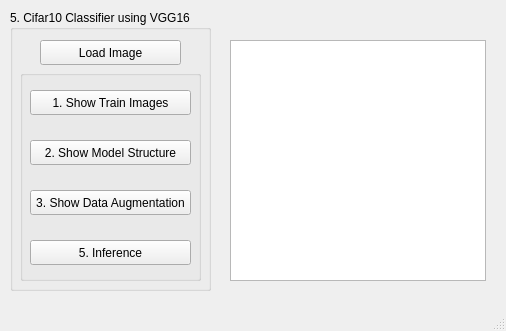
kelly-y/CVDL, file hw1_2/hw1_05/GUI.ui: the form before one commit.
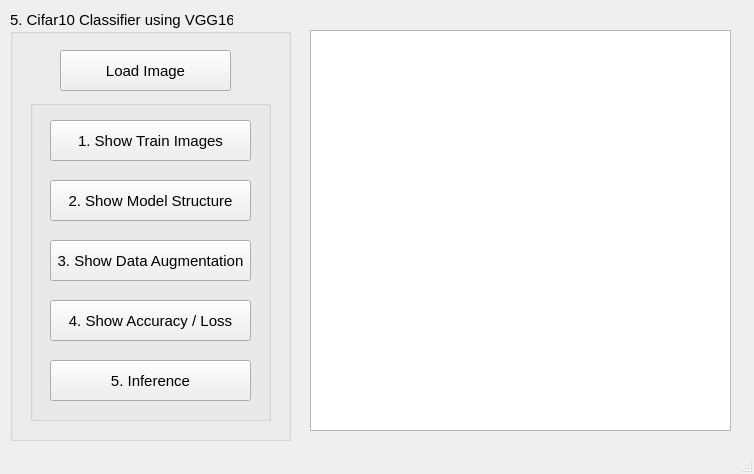
The form after the commit.

What changed in the file:
```diff
--- a/hw1_2/hw1_05/GUI.ui
+++ b/hw1_2/hw1_05/GUI.ui
@@ -6,8 +6,8 @@
    <rect>
     <x>0</x>
     <y>0</y>
-    <width>506</width>
-    <height>331</height>
+    <width>754</width>
+    <height>474</height>
    </rect>
   </property>
   <property name="windowTitle">
@@ -19,13 +19,13 @@
      <rect>
       <x>10</x>
       <y>10</y>
-      <width>201</width>
-      <height>281</height>
+      <width>281</width>
+      <height>431</height>
      </rect>
     </property>
     <property name="font">
      <font>
-      <pointsize>9</pointsize>
+      <pointsize>11</pointsize>
      </font>
     </property>
     <property name="title">
@@ -34,12 +34,17 @@
     <widget class="QPushButton" name="btn_loadImg">
      <property name="geometry">
       <rect>
-       <x>30</x>
-       <y>30</y>
-       <width>141</width>
-       <height>25</height>
+       <x>50</x>
+       <y>40</y>
+       <width>171</width>
+       <height>41</height>
       </rect>
      </property>
+     <property name="font">
+      <font>
+       <pointsize>11</pointsize>
+      </font>
+     </property>
      <property name="text">
       <string>Load Image</string>
      </property>
@@ -47,10 +52,10 @@
     <widget class="QGroupBox" name="groupBox_2">
      <property name="geometry">
       <rect>
-       <x>10</x>
-       <y>60</y>
-       <width>181</width>
-       <height>211</height>
+       <x>20</x>
+       <y>90</y>
+       <width>241</width>
+       <height>321</height>
       </rect>
      </property>
      <property name="title">
@@ -59,12 +64,17 @@
      <widget class="QPushButton" name="btn_showImg">
       <property name="geometry">
        <rect>
-        <x>10</x>
+        <x>20</x>
         <y>20</y>
-        <width>161</width>
-        <height>25</height>
+        <width>201</width>
+        <height>41</height>
        </rect>
       </property>
+      <property name="font">
+       <font>
+        <pointsize>11</pointsize>
+       </font>
+      </property>
       <property name="text">
        <string>1. Show Train Images</string>
       </property>
@@ -72,12 +82,17 @@
      <widget class="QPushButton" name="btn_showMdlStruc">
       <property name="geometry">
        <rect>
-        <x>10</x>
-        <y>70</y>
-        <width>161</width>
-        <height>25</height>
+        <x>20</x>
+        <y>80</y>
+        <width>201</width>
+        <height>41</height>
        </rect>
       </property>
+      <property name="font">
+       <font>
+        <pointsize>11</pointsize>
+       </font>
+      </property>
       <property name="text">
        <string>2. Show Model Structure</string>
       </property>
@@ -85,12 +100,17 @@
      <widget class="QPushButton" name="btn_showDataAug">
       <property name="geometry">
        <rect>
-        <x>10</x>
-        <y>120</y>
-        <width>161</width>
-        <height>25</height>
+        <x>20</x>
+        <y>140</y>
+        <width>201</width>
+        <height>41</height>
        </rect>
       </property>
+      <property name="font">
+       <font>
+        <pointsize>11</pointsize>
+       </font>
+      </property>
       <property name="text">
        <string>3. Show Data Augmentation</string>
       </property>
@@ -98,25 +118,48 @@
      <widget class="QPushButton" name="btn_inference">
       <property name="geometry">
        <rect>
-        <x>10</x>
-        <y>170</y>
-        <width>161</width>
-        <height>25</height>
+        <x>20</x>
+        <y>260</y>
+        <width>201</width>
+        <height>41</height>
        </rect>
       </property>
+      <property name="font">
+       <font>
+        <pointsize>11</pointsize>
+       </font>
+      </property>
       <property name="text">
        <string>5. Inference</string>
       </property>
      </widget>
+     <widget class="QPushButton" name="btn_showAccLoss">
+      <property name="geometry">
+       <rect>
+        <x>20</x>
+        <y>200</y>
+        <width>201</width>
+        <height>41</height>
+       </rect>
+      </property>
+      <property name="font">
+       <font>
+        <pointsize>11</pointsize>
+       </font>
+      </property>
+      <property name="text">
+       <string>4. Show Accuracy / Loss</string>
+      </property>
+     </widget>
     </widget>
    </widget>
    <widget class="QGraphicsView" name="graphicsView">
     <property name="geometry">
      <rect>
-      <x>230</x>
-      <y>40</y>
-      <width>256</width>
-      <height>241</height>
+      <x>310</x>
+      <y>30</y>
+      <width>421</width>
+      <height>401</height>
      </rect>
     </property>
    </widget>
```
Left out of the diff: 2 changed lines with no effect on the pictures.
